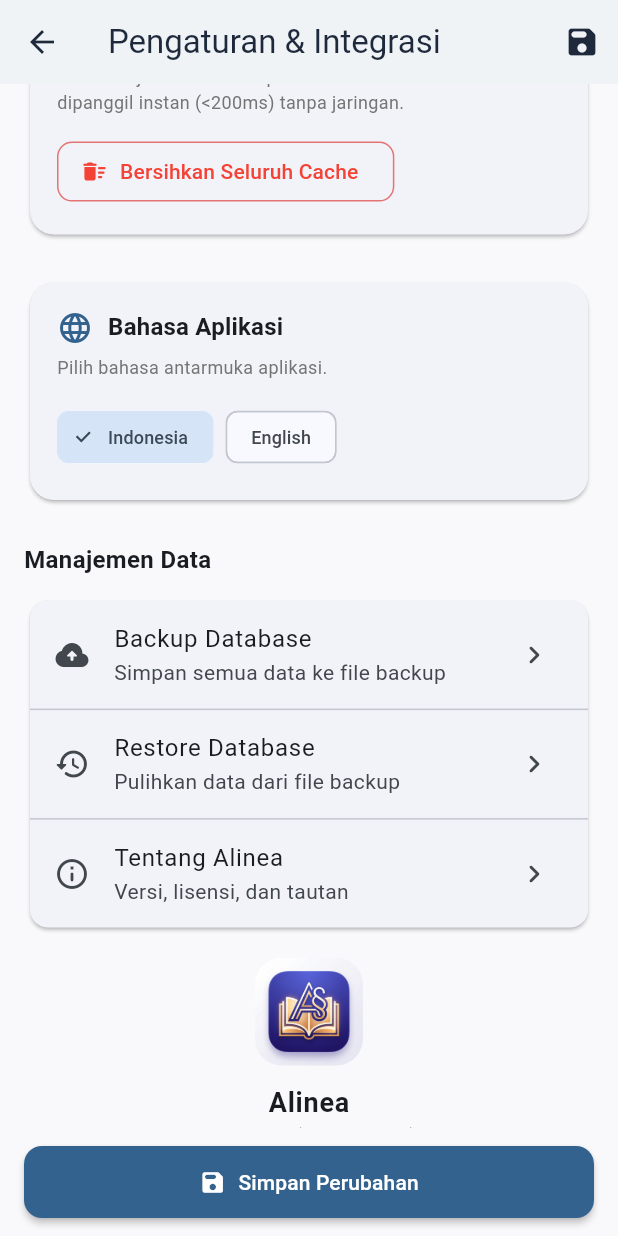
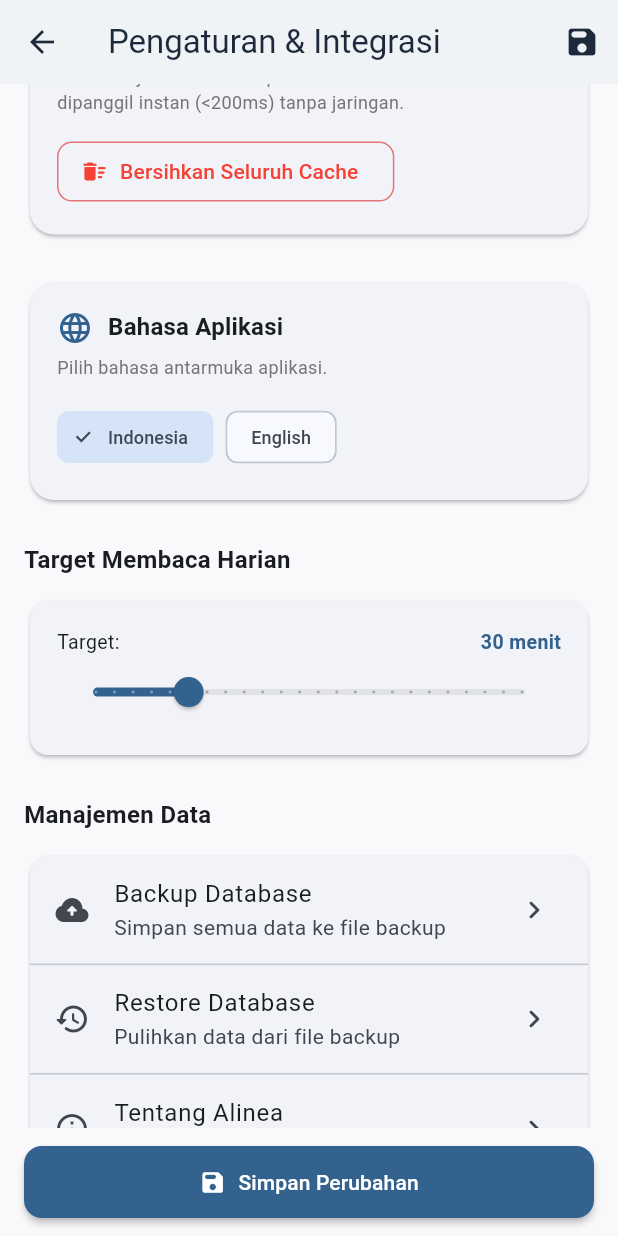
Before and after one commit to rteitch/Alinea, a Flutter app: the SettingsScreen screen opened directly, scrolled down 2112 dp, on a phone screen of 412 x 824 dp. Run offline on Flutter 3.47's test engine with Material 3 defaults, Android fonts, the phone set to English and light mode, and no system bars; our stand-ins replace csv, dio, drift, file_picker, flutter_riverpod, flutter_tts and 1 more; accounts and stored records are empty; generated files the repository leaves out were written again.

Commit message:
feat: Daily reading goal with progress indicator
- dailyGoalMinutes setting (5-120 min) in Settings
- ReadingGoalCard in library shows today's progress
- getTodayReadingMinutes() from ReadingSession table
- Slider UI in Settings to adjust daily target
- Green celebration when goal reached

```diff
--- a/lib/core/storage/settings_repository.dart
+++ b/lib/core/storage/settings_repository.dart
@@ -15,6 +15,7 @@ class AppSettings {
   final String readingTheme;
   final double fontSize;
   final String translationStyle;
+  final int dailyGoalMinutes;
 
   const AppSettings({
     this.gatewayUrl = 'http://10.0.2.2:8000/v1',
@@ -27,6 +28,7 @@ class AppSettings {
     this.readingTheme = 'light',
     this.fontSize = 16.0,
     this.translationStyle = 'natural',
+    this.dailyGoalMinutes = 30,
   });
 
   Map<String, dynamic> toJson() => {
@@ -40,6 +42,7 @@ class AppSettings {
         'readingTheme': readingTheme,
         'fontSize': fontSize,
         'translationStyle': translationStyle,
+        'dailyGoalMinutes': dailyGoalMinutes,
       };
 
   factory AppSettings.fromJson(Map<String, dynamic> json) {
@@ -54,6 +57,7 @@ class AppSettings {
       readingTheme: json['readingTheme'] as String? ?? 'light',
       fontSize: (json['fontSize'] as num?)?.toDouble() ?? 16.0,
       translationStyle: json['translationStyle'] as String? ?? 'natural',
+      dailyGoalMinutes: (json['dailyGoalMinutes'] as num?)?.toInt() ?? 30,
     );
   }
 
@@ -68,6 +72,7 @@ class AppSettings {
     String? readingTheme,
     double? fontSize,
     String? translationStyle,
+    int? dailyGoalMinutes,
   }) {
     return AppSettings(
       gatewayUrl: gatewayUrl ?? this.gatewayUrl,
@@ -80,6 +85,7 @@ class AppSettings {
       readingTheme: readingTheme ?? this.readingTheme,
       fontSize: fontSize ?? this.fontSize,
       translationStyle: translationStyle ?? this.translationStyle,
+      dailyGoalMinutes: dailyGoalMinutes ?? this.dailyGoalMinutes,
     );
   }
 }
--- a/lib/features/settings/presentation/settings_screen.dart
+++ b/lib/features/settings/presentation/settings_screen.dart
@@ -975,6 +975,44 @@ class _SettingsScreenState extends ConsumerState<SettingsScreen> {
           ),
           const SizedBox(height: 24),
 
+          // Daily Reading Goal
+          const Text('Target Membaca Harian', style: TextStyle(fontSize: 16, fontWeight: FontWeight.bold)),
+          const SizedBox(height: 12),
+          Card(
+            child: Padding(
+              padding: const EdgeInsets.all(18),
+              child: Consumer(
+                builder: (context, ref, _) {
+                  final goal = ref.watch(appSettingsProvider).dailyGoalMinutes;
+                  return Column(
+                    children: [
+                      Row(
+                        mainAxisAlignment: MainAxisAlignment.spaceBetween,
+                        children: [
+                          const Text('Target:', style: TextStyle(fontSize: 13)),
+                          Text('$goal menit', style: TextStyle(fontSize: 13, fontWeight: FontWeight.bold, color: Theme.of(context).colorScheme.primary)),
+                        ],
+                      ),
+                      Slider(
+                        value: goal.toDouble(),
+                        min: 5,
+                        max: 120,
+                        divisions: 23,
+                        label: '$goal menit',
+                        onChanged: (val) {
+                          ref.read(appSettingsProvider.notifier).save(
+                            ref.read(appSettingsProvider).copyWith(dailyGoalMinutes: val.toInt()),
+                          );
+                        },
+                      ),
+                    ],
+                  );
+                },
+              ),
+            ),
+          ),
+          const SizedBox(height: 24),
+
           // Data Management
           const Text('Manajemen Data', style: TextStyle(fontSize: 16, fontWeight: FontWeight.bold)),
           const SizedBox(height: 12),
```
Also changed, not shown: lib/core/storage/database.dart (+14 -0 lines), lib/features/library/presentation/library_screen.dart (+17 -2 lines), lib/features/reader/presentation/reading_goal_card.dart (added, +81 -0 lines).
